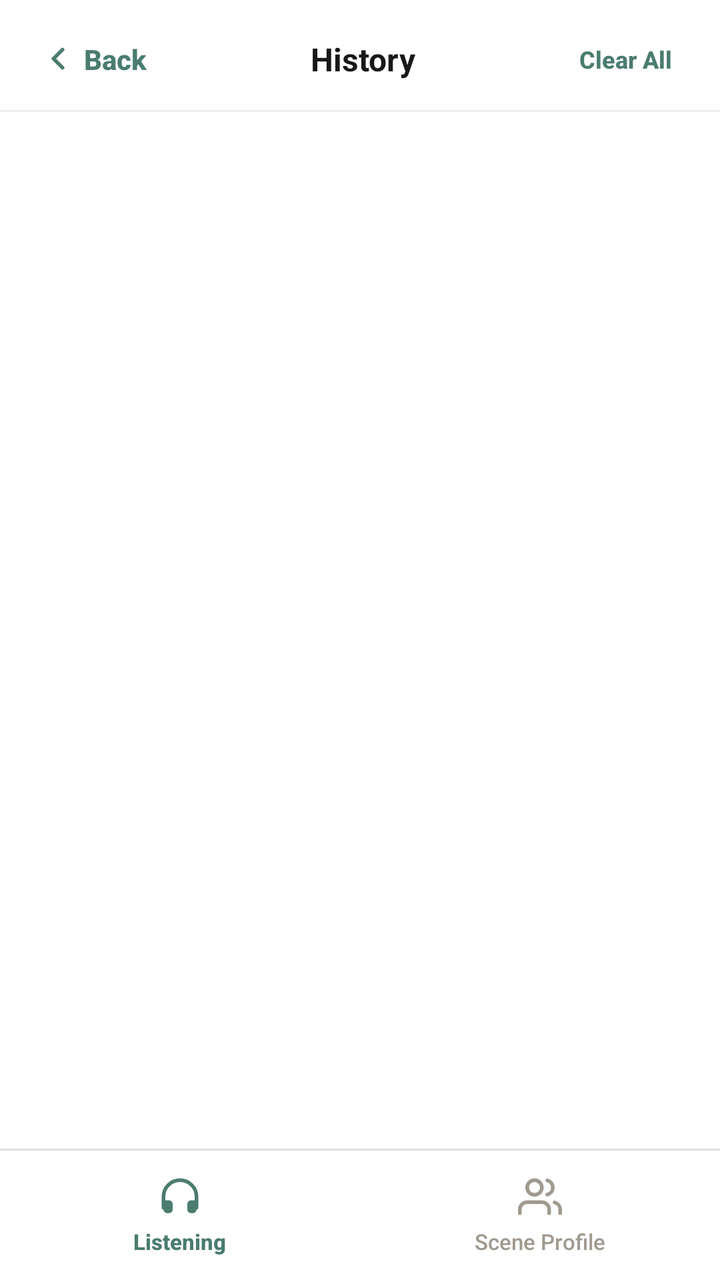
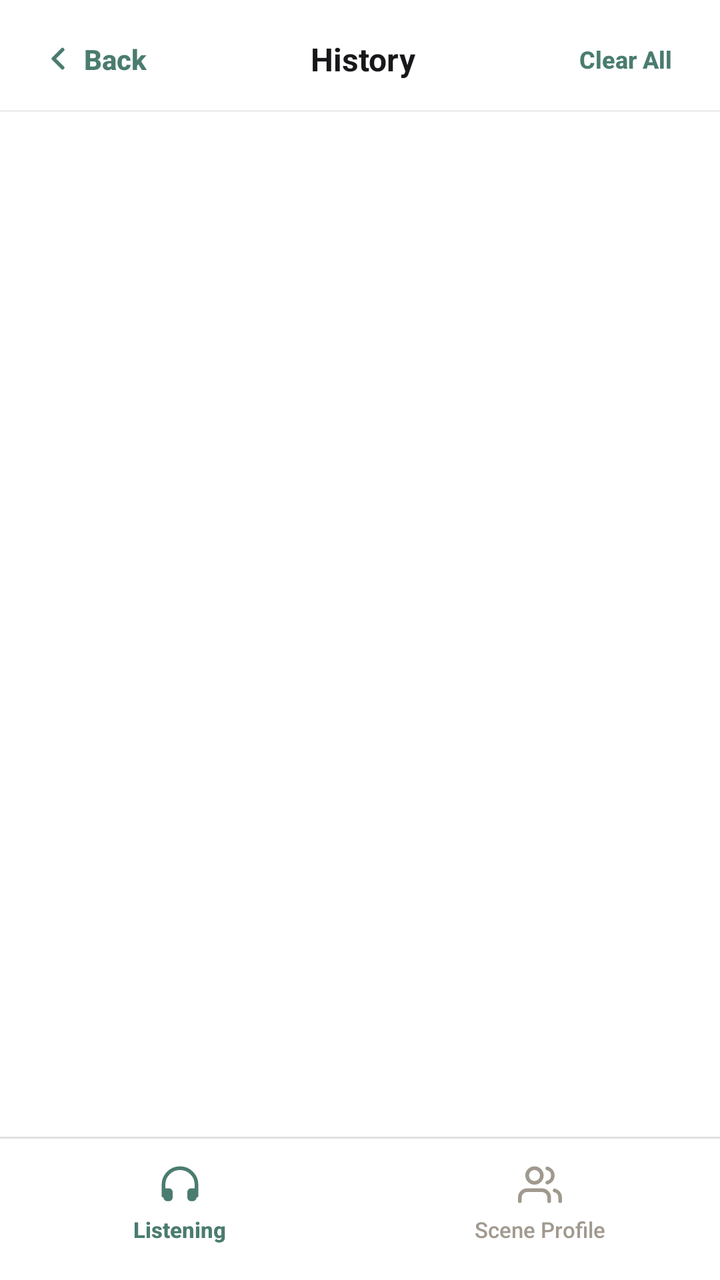

An Android layout rendered at two revisions. The XML below is the earlier revision; the diff shows what the commit changed to produce the second picture.
<!-- AndroidManifest.xml: application theme Theme.EchoAI -->
<!-- res/layout/activity_history.xml -->
<?xml version="1.0" encoding="utf-8"?>
<LinearLayout xmlns:android="http://schemas.android.com/apk/res/android"
    xmlns:app="http://schemas.android.com/apk/res-auto"
    xmlns:tools="http://schemas.android.com/tools"
    android:layout_width="match_parent"
    android:layout_height="match_parent"
    android:background="@color/bg"
    android:orientation="vertical">

    <LinearLayout
        android:layout_width="match_parent"
        android:layout_height="wrap_content"
        android:gravity="center_vertical"
        android:orientation="horizontal"
        android:paddingHorizontal="20dp"
        android:paddingTop="16dp"
        android:paddingBottom="12dp">

        <LinearLayout
            android:id="@+id/backButton"
            android:layout_width="wrap_content"
            android:layout_height="wrap_content"
            android:background="?attr/selectableItemBackgroundBorderless"
            android:clickable="true"
            android:focusable="true"
            android:gravity="center_vertical"
            android:orientation="horizontal"
            android:paddingVertical="4dp"
            android:paddingEnd="4dp">

            <ImageView
                android:layout_width="18dp"
                android:layout_height="18dp"
                android:contentDescription="@null"
                android:src="@drawable/ic_chevron_left"
                app:tint="@color/accent" />

            <TextView
                android:layout_width="wrap_content"
                android:layout_height="wrap_content"
                android:layout_marginStart="4dp"
                android:fontFamily="sans-serif-medium"
                android:text="@string/back"
                android:textColor="@color/accent"
                android:textSize="14sp"
                android:textStyle="bold" />
        </LinearLayout>

        <TextView
            android:id="@+id/title"
            android:layout_width="0dp"
            android:layout_height="wrap_content"
            android:layout_weight="1"
            android:gravity="center"
            android:text="@string/history"
            android:textColor="@color/text"
            android:textSize="16sp"
            android:textStyle="bold"
            tools:ignore="HardcodedText" />

        <TextView
            android:id="@+id/clearAllButton"
            android:layout_width="wrap_content"
            android:layout_height="wrap_content"
            android:background="?attr/selectableItemBackground"
            android:fontFamily="sans-serif-medium"
            android:padding="4dp"
            android:text="@string/clear_all"
            android:textColor="@color/accent"
            android:textSize="12sp"
            android:textStyle="bold" />
    </LinearLayout>

    <View
        android:layout_width="match_parent"
        android:layout_height="1dp"
        android:background="@color/border" />

    <TextView
        android:id="@+id/emptyText"
        android:layout_width="match_parent"
        android:layout_height="0dp"
        android:layout_weight="1"
        android:gravity="center"
        android:paddingHorizontal="40dp"
        android:text="@string/no_history"
        android:textColor="@color/muted"
        android:textSize="14sp"
        android:visibility="gone" />

    <androidx.recyclerview.widget.RecyclerView
        android:id="@+id/historyList"
        android:layout_width="match_parent"
        android:layout_height="0dp"
        android:layout_weight="1"
        android:clipToPadding="false"
        android:paddingHorizontal="16dp"
        android:paddingTop="12dp"
        android:paddingBottom="12dp" />

    
    <View
        android:layout_width="match_parent"
        android:layout_height="1dp"
        android:background="@color/borderMed" />

    <LinearLayout
        android:id="@+id/bottomTabBar"
        android:layout_width="match_parent"
        android:layout_height="wrap_content"
        android:background="@color/tabBar"
        android:orientation="horizontal"
        android:paddingTop="6dp"
        android:paddingBottom="6dp">

        <LinearLayout
            android:id="@+id/tabListening"
            android:layout_width="0dp"
            android:layout_height="wrap_content"
            android:layout_weight="1"
            android:background="?attr/selectableItemBackground"
            android:clickable="true"
            android:focusable="true"
            android:gravity="center"
            android:orientation="vertical"
            android:paddingVertical="6dp">

            <ImageView
                android:id="@+id/tabListeningIcon"
                android:layout_width="22dp"
                android:layout_height="22dp"
                android:contentDescription="@null"
                android:src="@drawable/ic_headphones"
                app:tint="@color/accent" />

            <TextView
                android:id="@+id/tabListeningLabel"
                android:layout_width="wrap_content"
                android:layout_height="wrap_content"
                android:layout_marginTop="4dp"
                android:fontFamily="sans-serif-medium"
                android:text="@string/tab_listening"
                android:textColor="@color/accent"
                android:textSize="11sp"
                android:textStyle="bold" />
        </LinearLayout>

        <LinearLayout
            android:id="@+id/tabProfile"
            android:layout_width="0dp"
            android:layout_height="wrap_content"
            android:layout_weight="1"
            android:background="?attr/selectableItemBackground"
            android:clickable="true"
            android:focusable="true"
            android:gravity="center"
            android:orientation="vertical"
            android:paddingVertical="6dp">

            <ImageView
                android:id="@+id/tabProfileIcon"
                android:layout_width="22dp"
                android:layout_height="22dp"
                android:contentDescription="@null"
                android:src="@drawable/ic_people"
                app:tint="@color/muted" />

            <TextView
                android:id="@+id/tabProfileLabel"
                android:layout_width="wrap_content"
                android:layout_height="wrap_content"
                android:layout_marginTop="4dp"
                android:fontFamily="sans-serif-medium"
                android:text="@string/tab_scene_profile"
                android:textColor="@color/muted"
                android:textSize="11sp" />
        </LinearLayout>
    </LinearLayout>

</LinearLayout>
<!-- resources referenced by this layout -->
<resources>
  <color name="accent">#4A7C6F</color>
  <color name="bg">#FFFFFF</color>
  <color name="border">#12000000</color>
  <color name="borderMed">#1F000000</color>
  <color name="muted">#A0998E</color>
  <color name="tabBar">#FFFFFF</color>
  <color name="text">#18181B</color>
  <!-- drawable ic_chevron_left (drawable) -->
  <vector xmlns:android="http://schemas.android.com/apk/res/android"
      android:width="24dp" android:height="24dp"
      android:viewportWidth="24" android:viewportHeight="24"
      android:tint="@color/accent">
      <path android:strokeColor="#000000" android:strokeWidth="2.5"
          android:strokeLineCap="round" android:strokeLineJoin="round"
          android:pathData="M15,18 L9,12 L15,6"/>
  </vector>
  <!-- drawable ic_headphones (drawable) -->
  <vector xmlns:android="http://schemas.android.com/apk/res/android"
      android:width="24dp" android:height="24dp"
      android:viewportWidth="24" android:viewportHeight="24"
      android:tint="?attr/colorOnSurface">
      <path android:strokeColor="#000000" android:strokeWidth="2"
          android:strokeLineCap="round" android:strokeLineJoin="round"
          android:pathData="M3,18 V12 a9,9 0 0 1 18,0 v6"/>
      <path android:fillColor="#000000"
          android:pathData="M21,19 a2,2 0 0 1 -2,2 h-1 a2,2 0 0 1 -2,-2 v-3 a2,2 0 0 1 2,-2 h3 z M3,19 a2,2 0 0 0 2,2 h1 a2,2 0 0 0 2,-2 v-3 a2,2 0 0 0 -2,-2 H3 z"/>
  </vector>
  <!-- drawable ic_people (drawable) -->
  <vector xmlns:android="http://schemas.android.com/apk/res/android"
      android:width="24dp" android:height="24dp"
      android:viewportWidth="24" android:viewportHeight="24"
      android:tint="?attr/colorOnSurface">
      <path android:strokeColor="#000000" android:strokeWidth="2"
          android:strokeLineCap="round" android:strokeLineJoin="round"
          android:pathData="M17,21 v-2 a4,4 0 0 0 -4,-4 H5 a4,4 0 0 0 -4,4 v2 M9,11 a4,4 0 1 0 0,-8 a4,4 0 0 0 0,8 z M23,21 v-2 a4,4 0 0 0 -3,-3.87 M16,3.13 a4,4 0 0 1 0,7.75"/>
  </vector>
  <string name="back">Back</string>
  <string name="clear_all">Clear All</string>
  <string name="history">History</string>
  <string name="no_history">No high-urgency sounds detected in the past 24 hours.</string>
  <string name="tab_listening">Listening</string>
  <string name="tab_scene_profile">Scene Profile</string>
  <style name="Theme.EchoAI" parent="Theme.Material3.Light.NoActionBar">
          <item name="colorPrimary">@color/accent</item>
          <item name="colorOnPrimary">@color/white</item>
          <item name="colorSecondary">@color/accent</item>
          <item name="colorSurface">@color/bg</item>
          <item name="colorOnSurface">@color/text</item>
          <item name="colorOnSurfaceVariant">@color/muted</item>
          <item name="android:colorBackground">@color/bg</item>
          <item name="android:windowLightStatusBar">true</item>
          <item name="android:statusBarColor">@color/bg</item>
          <item name="android:navigationBarColor">@color/tabBar</item>
          <item name="android:textColor">@color/text</item>
      </style>
  <color name="white">#FFFFFFFF</color>
</resources>

<!-- the commit's change to res/layout/activity_history.xml (unified diff, before → after) -->
@@ -111,7 +111,7 @@
         android:background="@color/tabBar"
         android:orientation="horizontal"
         android:paddingTop="6dp"
-        android:paddingBottom="6dp">
+        android:paddingBottom="12dp">
 
         <LinearLayout
             android:id="@+id/tabListening"
@@ -177,4 +177,10 @@
         </LinearLayout>
     </LinearLayout>
 
+    <View
+        android:id="@+id/systemNavBarBackground"
+        android:layout_width="match_parent"
+        android:layout_height="0dp"
+        android:background="@color/systemNavBar" />
+
 </LinearLayout>
<!-- resource entries referenced after the edit -->
@@ -5,6 +5,7 @@
   <color name="border">#12000000</color>
   <color name="borderMed">#1F000000</color>
   <color name="muted">#A0998E</color>
+  <color name="systemNavBar">#F3F4F6</color>
   <color name="tabBar">#FFFFFF</color>
   <color name="text">#18181B</color>
   <!-- drawable ic_chevron_left (drawable) -->
@@ -52,7 +53,8 @@
           <item name="android:colorBackground">@color/bg</item>
           <item name="android:windowLightStatusBar">true</item>
           <item name="android:statusBarColor">@color/bg</item>
-          <item name="android:navigationBarColor">@color/tabBar</item>
+          <item name="android:windowLightNavigationBar">true</item>
+          <item name="android:navigationBarColor">@color/systemNavBar</item>
           <item name="android:textColor">@color/text</item>
       </style>
   <color name="white">#FFFFFFFF</color>
